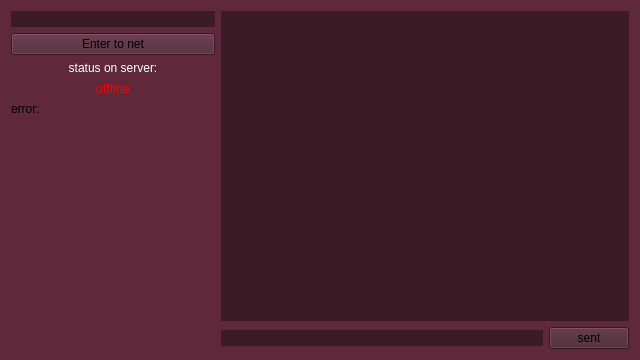
Above: src/TerminalClient/widgets/messenger_main_form.ui from waterofox/PprotoHomeTask before the change. Below: the same form after it.
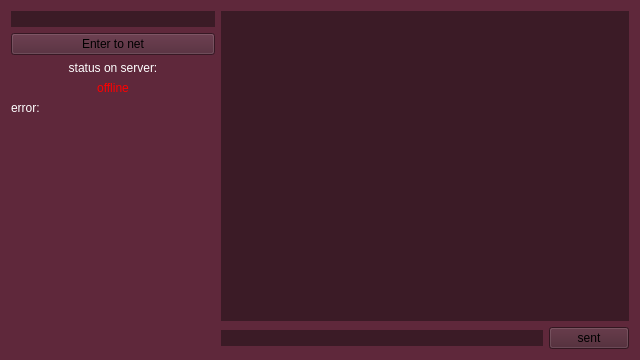
That is the form after the change.

Commit message: Ура, я привязял интерфейс к пипрото. Теперь можно подключать через форму приличного вида

Patch:
```diff
--- a/src/TerminalClient/widgets/messenger_main_form.ui
+++ b/src/TerminalClient/widgets/messenger_main_form.ui
@@ -32,7 +32,7 @@
    <item>
     <layout class="QHBoxLayout" name="mainLayout" stretch="1,2">
      <item>
-      <layout class="QVBoxLayout" name="infoLayout" stretch="0,1,1,1,0,0,0">
+      <layout class="QVBoxLayout" name="infoLayout" stretch="0,1,0,0,0,0,0">
        <item>
         <widget class="QLineEdit" name="lineEdit">
          <property name="styleSheet">
@@ -69,10 +69,12 @@
        <item>
         <widget class="QLabel" name="label_2">
          <property name="styleSheet">
-          <string notr="true">font: 9pt &quot;MS Serif&quot;;</string>
+          <string notr="true">font: 10pt &quot;MS Serif&quot;;
+color: rgb(255, 0, 0);
+align:center</string>
          </property>
          <property name="text">
-          <string>&lt;html&gt;&lt;head/&gt;&lt;body&gt;&lt;p align=&quot;center&quot;&gt;&lt;span style=&quot; font-size:10pt; color:#ff0000;&quot;&gt;offline&lt;/span&gt;&lt;/p&gt;&lt;/body&gt;&lt;/html&gt;</string>
+          <string>&lt;html&gt;&lt;head/&gt;&lt;body&gt;&lt;p align=&quot;center&quot;&gt;offline&lt;/p&gt;&lt;/body&gt;&lt;/html&gt;</string>
          </property>
         </widget>
        </item>
@@ -83,6 +85,9 @@
         <layout class="QHBoxLayout" name="errorsLayout">
          <item>
           <widget class="QLabel" name="label_3">
+           <property name="styleSheet">
+            <string notr="true">color:white;</string>
+           </property>
            <property name="text">
             <string>error: </string>
            </property>
```
Left out of the diff: 7 changed lines with no effect on the pictures. The commit also changes 5 other files.
